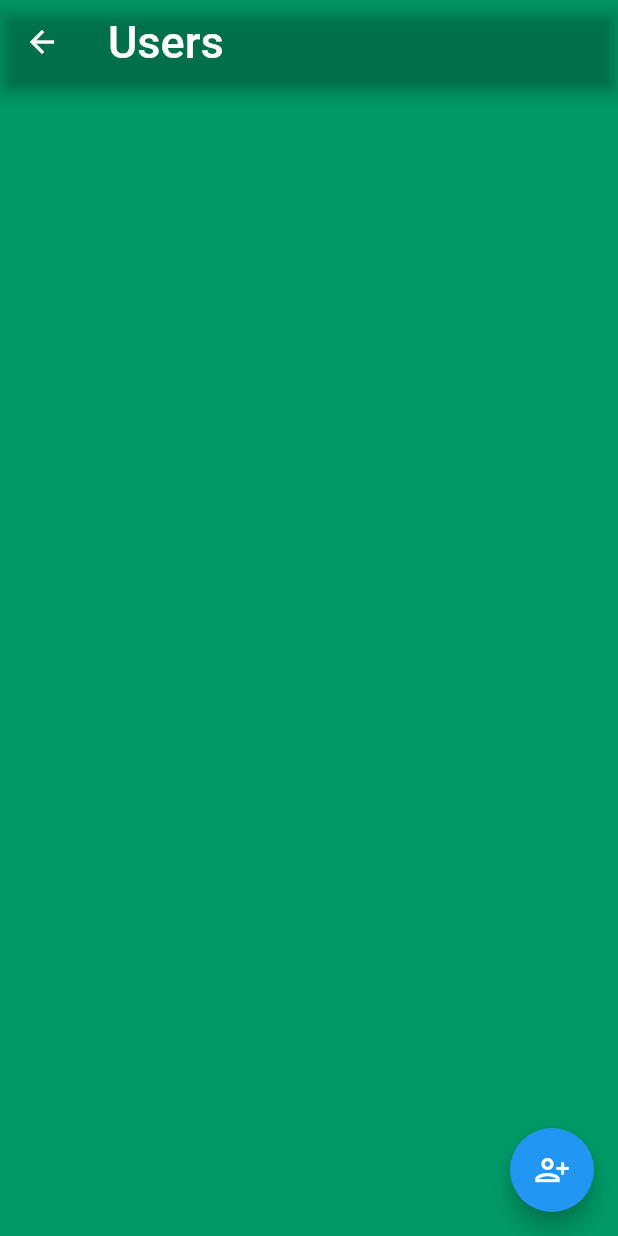
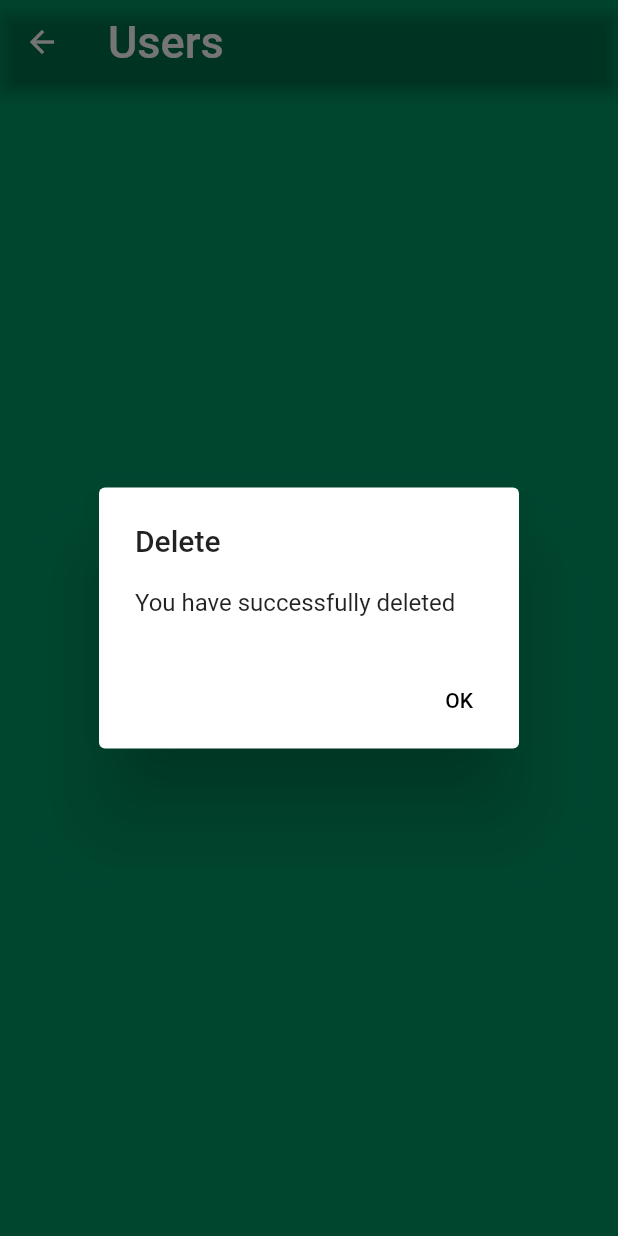
Before and after one commit to An7112/RealtimeDatabase, a Flutter app: the screen it shows after launch, after a tap on "save", after a tap on the "person add disabled" icon, on a phone screen of 412 x 824 dp. Run offline on Flutter 3.47's test engine with Material 2 defaults, Android fonts, the phone set to English and light mode, and no system bars; our stand-ins replace firebase_core, firebase_database; accounts and stored records are empty.

Commit message:
last commit

```diff
--- a/flutter_realtime/lib/EditDatabase.dart
+++ b/flutter_realtime/lib/EditDatabase.dart
@@ -78,7 +78,7 @@ class EditDatabase extends StatelessWidget {
                 padding: EdgeInsets.fromLTRB(20, 15, 20, 15),
                 color: Color(0xff003333),
                 onPressed: () {
-                  ref.push().set({Name.text: Phone.text}).asStream();
+                  ref.push().set({"Name": Name.text, "Phone": Phone.text});
                   Navigator.pushReplacement(context,
                       MaterialPageRoute(builder: (_) => HomeDatabase()));
                 },
--- a/flutter_realtime/lib/HomeDatabase.dart
+++ b/flutter_realtime/lib/HomeDatabase.dart
@@ -17,19 +17,6 @@ class _HomeDatabaseState extends State<HomeDatabase> {
     final ref = RealtimeDatabase.ref().child('Users');
     return Scaffold(
       backgroundColor: Color(0xff009966),
-      floatingActionButton: FloatingActionButton(
-        onPressed: () {
-          Navigator.push(
-            context,
-            MaterialPageRoute(
-              builder: (_) => EditDatabase(),
-            ),
-          );
-        },
-        child: Icon(
-          Icons.person_add_alt,
-        ),
-      ),
       appBar: AppBar(
         backgroundColor: Colors.transparent,
         title: Text(
@@ -51,7 +38,7 @@ class _HomeDatabaseState extends State<HomeDatabase> {
         ),
       ),
       body: FirebaseAnimatedList(
-        query: ref, //Dữ liệu bên DatabaseCustom sẽ được đưa vào từ đây (ref)
+        query: (ref),
         shrinkWrap: true,
         itemBuilder: (context, snapshot, animation, index) {
           return GestureDetector(
@@ -60,19 +47,14 @@ class _HomeDatabaseState extends State<HomeDatabase> {
               child: Padding(
                 padding: const EdgeInsets.all(8.0),
                 child: ListTile(
-                  shape: RoundedRectangleBorder(
-                    side: BorderSide(
-                      color: Colors.white,
-                    ),
-                    borderRadius: BorderRadius.circular(10),
-                  ),
-                  tileColor: Colors.indigo[100],
                   trailing: IconButton(
                     icon: Icon(
                       Icons.person_add_disabled_outlined,
                     ),
                     onPressed: () {
                       ref.child(snapshot.key!).remove();
+                      print('deleted');
+                      _displayDialog(context);
                     },
                   ),
                   title: Text(
@@ -90,4 +72,29 @@ class _HomeDatabaseState extends State<HomeDatabase> {
       ),
     );
   }
+
+  _displayDialog(BuildContext context) async {
+    showDialog(
+      context: context,
+      builder: (BuildContext context) {
+        return Expanded(
+          child: AlertDialog(
+            title: Text('Delete'),
+            content: Text('You have successfully deleted'),
+            actions: [
+              TextButton(
+                onPressed: () {
+                  Navigator.of(context).pop();
+                },
+                child: Text(
+                  'OK',
+                  style: TextStyle(color: Colors.black),
+                ),
+              ),
+            ],
+          ),
+        );
+      },
+    );
+  }
 }
--- a/flutter_realtime/lib/main.dart
+++ b/flutter_realtime/lib/main.dart
@@ -18,7 +18,7 @@ class _MyAppState extends State<MyApp> {
   @override
   Widget build(BuildContext context) {
     return MaterialApp(
-      title: "user app",
+      title: "User app",
       theme: ThemeData(
         primaryColor: Colors.greenAccent[700],
       ),
```
